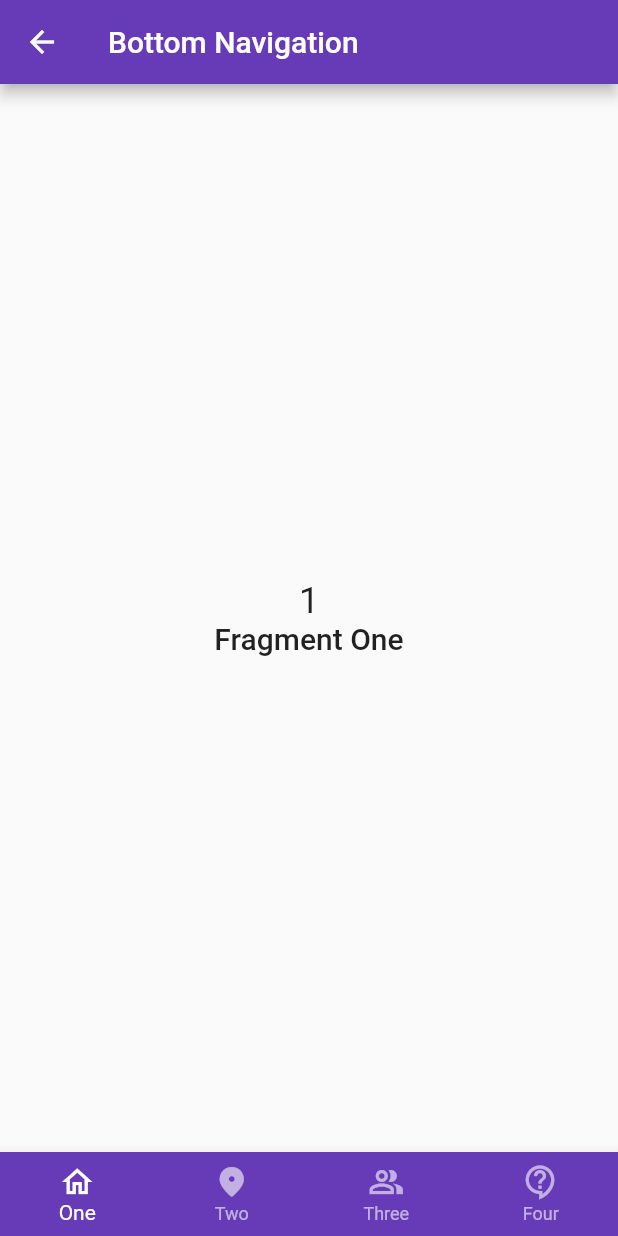
After one commit to Neerav006/flutterui, a Flutter app: the BottomNavBar screen opened directly, on a phone screen of 412 x 824 dp. The commit adds this screen. Run offline on Flutter 3.47's test engine with Material 2 defaults, Android fonts, the phone set to English and light mode, and no system bars; our stand-ins replace dio, logger.

Commit message:
bottom nav bar added

```diff
--- a/lib/appdrawer.dart
+++ b/lib/appdrawer.dart
@@ -1,5 +1,6 @@
 import 'package:counter_app/aboutus/post_api_page.dart';
 import 'package:counter_app/aboutus/stream_example.dart';
+import 'package:counter_app/bottomnavbar/bottom_nav_bar.dart';
 import 'package:counter_app/gridviewlist/GridViewPage.dart';
 import 'package:flutter/cupertino.dart';
 import 'package:flutter/material.dart';
@@ -22,9 +23,9 @@ class AppDrawer extends StatelessWidget {
             Navigator.push(context, MaterialPageRoute(builder: (context) => StreamExample()));
           }),
           _createDrawerItem(
-              icon: Icons.contact_phone, text: 'GridView', onTap: () {
+              icon: Icons.contact_phone, text: 'BottomNavigation', onTap: () {
             Navigator.pop(context);
-            Navigator.push(context, MaterialPageRoute(builder: (context) => GridViewPage(),));
+            Navigator.push(context, MaterialPageRoute(builder: (context) => BottomNavBar(),));
           }),
           Divider(),
         ],
--- /dev/null
+++ b/lib/bottomnavbar/bottom_nav_bar.dart
@@ -0,0 +1,106 @@
+import 'dart:async';
+
+import 'package:counter_app/bottomnavbar/fragment_four.dart';
+import 'package:counter_app/bottomnavbar/fragment_one.dart';
+import 'package:counter_app/bottomnavbar/fragment_three.dart';
+import 'package:counter_app/bottomnavbar/fragment_two.dart';
+import 'package:flutter/material.dart';
+import 'package:flutter/services.dart';
+
+class BottomNavBar extends StatefulWidget {
+  @override
+  _BottomNavBarState createState() => _BottomNavBarState();
+}
+
+class _BottomNavBarState extends State<BottomNavBar> {
+
+  int currentIndex = 0;
+  DateTime currentBackPressTime;
+  List<Widget> _widgetList = [
+    FragmentOne(
+      key: PageStorageKey('1'),
+    ),
+    FragmentTwo(
+      key: PageStorageKey('2'),
+    ),
+    FragmentThree(
+      key: PageStorageKey('3'),
+    ),
+    FragmentFour(
+      key: PageStorageKey('4'),
+    )
+  ];
+  final PageStorageBucket bucket = PageStorageBucket();
+
+
+
+  @override
+  Widget build(BuildContext context) {
+    return WillPopScope(
+
+      onWillPop:_onWillPop,
+      child: Scaffold(
+        appBar: AppBar(
+          title: Text("Bottom Navigation"),
+        ),
+        bottomNavigationBar: BottomNavigationBar(
+          backgroundColor: Colors.deepPurple,
+          unselectedItemColor: Colors.white60,
+          selectedItemColor: Colors.white,
+          currentIndex: currentIndex,
+          type: BottomNavigationBarType.fixed,
+          items: [
+            BottomNavigationBarItem(
+                icon: Icon(Icons.home_outlined), label: 'One'),
+            BottomNavigationBarItem(
+                icon: Icon(
+                  Icons.place_rounded,
+                ),
+                label: 'Two'),
+            BottomNavigationBarItem(
+                icon: Icon(
+                  Icons.people_alt_outlined,
+                ),
+                label: 'Three'),
+            BottomNavigationBarItem(
+                icon: Icon(
+                  Icons.contact_support_outlined,
+                ),
+                label: 'Four')
+          ],
+          onTap: (index) {
+            setState(() {
+              this.currentIndex = index;
+            });
+          },
+        ),
+        body:
+       // PageStorage(bucket: bucket, child: _widgetList[currentIndex]),
+        IndexedStack(
+          index: currentIndex,
+          children: _widgetList,
+        )
+      ),
+    );
+  }
+
+  Future<bool> _onWillPop() async {
+    if(currentIndex!=0){
+      setState(() {
+        currentIndex = 0;
+      });
+      return Future.value(false);
+    }
+
+    DateTime now = DateTime.now();
+    if (currentBackPressTime == null ||
+        now.difference(currentBackPressTime) > Duration(seconds: 1)) {
+      currentBackPressTime = now;
+
+      return Future.value(false);
+    }
+
+    return Future.value(true);
+  }
+
+}
--- /dev/null
+++ b/lib/bottomnavbar/fragment_one.dart
@@ -0,0 +1,42 @@
+import 'package:flutter/material.dart';
+import 'package:logger/logger.dart';
+
+class FragmentOne extends StatefulWidget {
+
+  const FragmentOne({Key key}) : super(key: key);
+
+
+  @override
+  _FragmentOneState createState() => _FragmentOneState();
+}
+
+class _FragmentOneState extends State<FragmentOne> {
+
+  var logger = Logger();
+
+  @override
+  void initState() {
+    super.initState();
+    logger.i("One init");
+  }
+
+  @override
+  Widget build(BuildContext context) {
+    return Center(child: Container(
+       child: Column(
+         mainAxisAlignment: MainAxisAlignment.center,
+         children: [
+           Text(
+             '1',
+             style: Theme.of(context).textTheme.headline5,
+           ),
+           Text(
+             'Fragment One',
+              style: Theme.of(context).textTheme.headline6,
+           ),
+         ],
+       ),
+
+    ));
+  }
+}
--- a/lib/home.dart
+++ b/lib/home.dart
@@ -1,9 +1,6 @@
 import 'dart:convert';
-
 import 'package:counter_app/appdrawer.dart';
 import 'package:counter_app/gridviewlist/GridViewPage.dart';
-import 'package:counter_app/homefeed/home_newsfeed.dart';
-import 'package:counter_app/paginatedlist/pagination_home.dart';
 import 'package:counter_app/paginatedlist/paging_list.dart';
 import 'package:flutter/material.dart';
 import 'package:flutter/services.dart' show rootBundle;
@@ -62,6 +59,8 @@ class _HomePageState extends State<HomePage>
                   centerTitle: true,
                   floating: true,
                   pinned: true,
+                  snap: true,
+                  flexibleSpace: FlexibleSpaceBar(),
                   title: Text('Home'),
                   bottom: TabBar(
                     tabs: [
--- a/lib/paginatedlist/paging_list.dart
+++ b/lib/paginatedlist/paging_list.dart
@@ -11,7 +11,7 @@ class PagingList extends StatefulWidget {
   _PagingListState createState() => _PagingListState();
 }
 
-class _PagingListState extends State<PagingList> {
+class _PagingListState extends State<PagingList> with AutomaticKeepAliveClientMixin {
   var pageStart = 0;
   var pageEnd = 10;
   var lastPage = 5000;
@@ -191,4 +191,7 @@ class _PagingListState extends State<PagingList> {
       throw Exception('Failed to load album');
     }
   }
+
+  @override
+  bool get wantKeepAlive => true;
 }
```
Also changed, not shown: lib/bottomnavbar/fragment_four.dart (added, +40 -0 lines), lib/bottomnavbar/fragment_three.dart (added, +40 -0 lines), lib/bottomnavbar/fragment_two.dart (added, +39 -0 lines), lib/gridviewlist/GridViewPage.dart (+8 -3 lines), images/placeholder.png (added).
